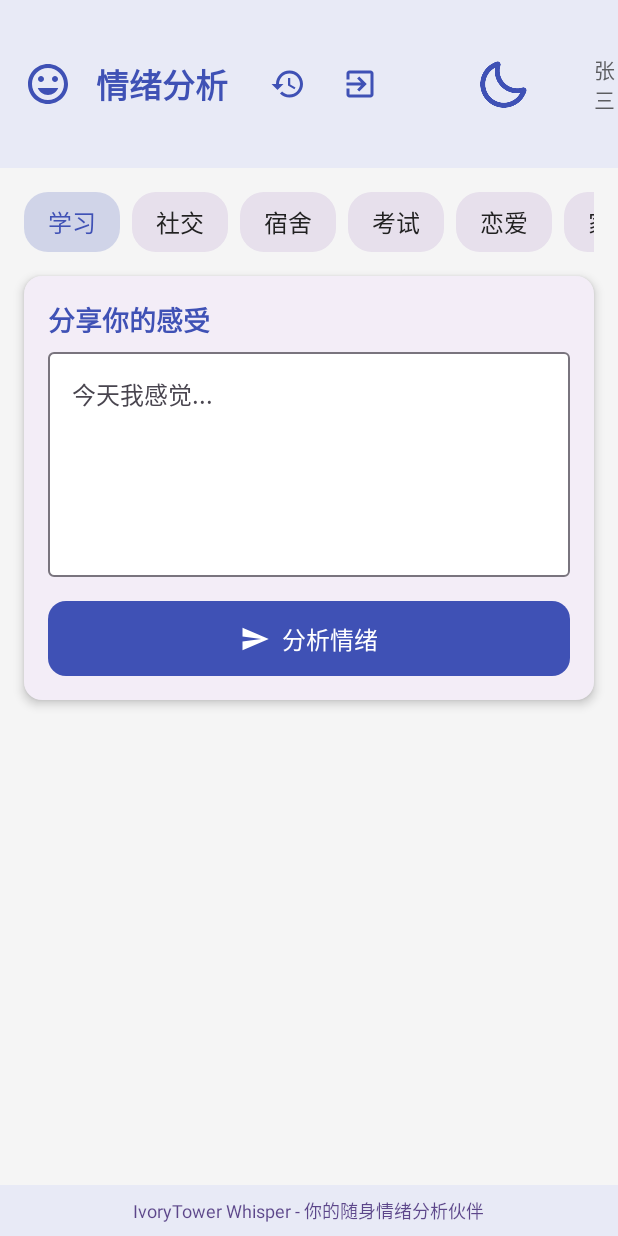
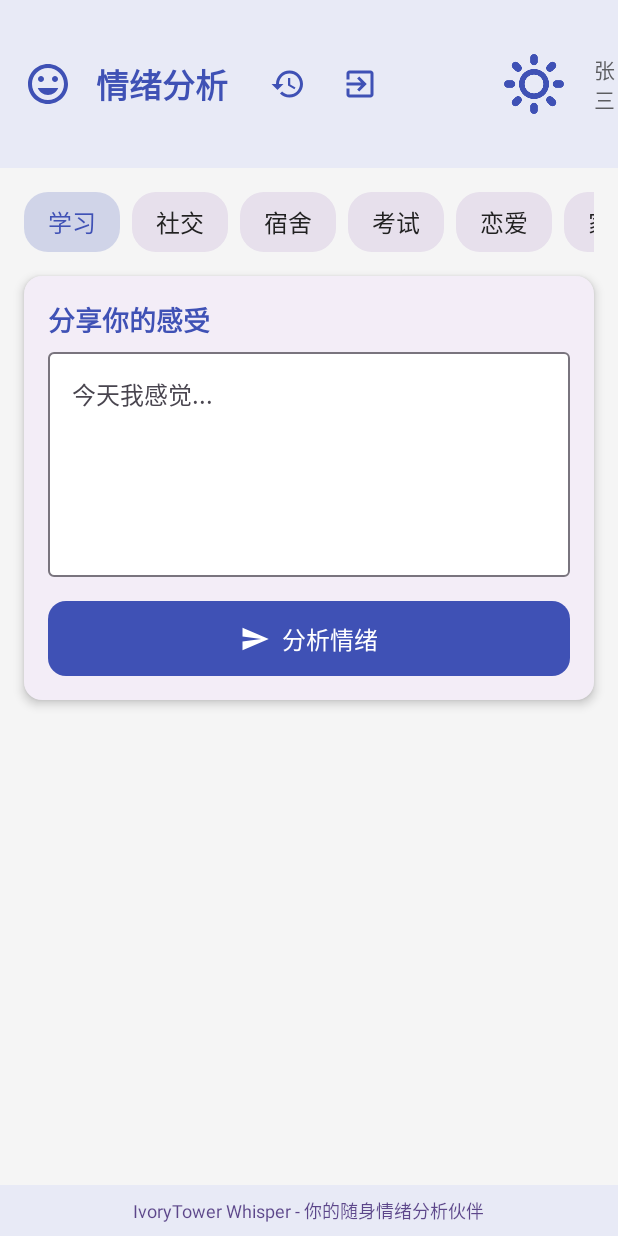
Before and after one commit to chen4546/IvoryTowerWhisper, an Android app built with Jetpack Compose: the @Preview function PreviewAnalysisScreen, on a phone screen of 412 x 824 dp. Run offline under Robolectric (Android 15) with nearby library versions, the light colour scheme and no system bars.

Commit message:
彻底修复了夜间模式的bug 撰写了一份漂亮的README 该睡觉了

```diff
--- a/app/build.gradle.kts
+++ b/app/build.gradle.kts
@@ -13,7 +13,7 @@ android {
         minSdk = 24
         targetSdk = 35
         versionCode = 1
-        versionName = "1.0"
+        versionName = "1.1.0"
 
         testInstrumentationRunner = "androidx.test.runner.AndroidJUnitRunner"
     }
--- a/app/src/main/java/com/chen/ivorytowerwhisper/MainActivity.kt
+++ b/app/src/main/java/com/chen/ivorytowerwhisper/MainActivity.kt
@@ -37,7 +37,7 @@ class MainActivity : ComponentActivity() {
                 Configuration.UI_MODE_NIGHT_YES -> isDarkTheme = true
                 Configuration.UI_MODE_NIGHT_NO -> isDarkTheme = false
             }
-            IvoryTowerWhisperTheme {
+            IvoryTowerWhisperTheme(darkTheme = isDarkTheme) {
                 Scaffold(modifier = Modifier.fillMaxSize()) { innerPadding ->
                     ITWhisper(innerPadding = innerPadding)
                 }
--- a/app/src/main/java/com/chen/ivorytowerwhisper/viewmodels/EmotionViewModel.kt
+++ b/app/src/main/java/com/chen/ivorytowerwhisper/viewmodels/EmotionViewModel.kt
@@ -100,6 +100,7 @@ class EmotionViewModel (application: Application): AndroidViewModel(application)
                         emotion = result.emotion,
                         score = result.score
                     ))
+                    saveHistory()
                     //if (_history.size > 7) _history.removeFirst()
                 } else {
                     val errorBody = response.errorBody()?.string() ?: "未知错误"
--- a/app/src/main/java/com/chen/ivorytowerwhisper/viewmodels/ITWhisper.kt
+++ b/app/src/main/java/com/chen/ivorytowerwhisper/viewmodels/ITWhisper.kt
@@ -105,6 +105,7 @@ fun ITWhisper(innerPadding: androidx.compose.foundation.layout.PaddingValues) {
     var apiKey by remember { mutableStateOf("") }
     var username by remember { mutableStateOf("") }
     var isDarkTheme by remember { mutableStateOf(false) } // 添加深色模式状态
+    var isDarkMode by remember { mutableStateOf(false) } // 新增：单独管理主题图标状态
     // 从本地加载保存的凭证
     val context = LocalContext.current
     LaunchedEffect(Unit) {
@@ -142,11 +143,16 @@ fun ITWhisper(innerPadding: androidx.compose.foundation.layout.PaddingValues) {
                 onNavigateToHistory = { currentScreen = Screen.History },
                 onBackToLogin = {
                     LocalStorage.clearUserPreferences(context)
+                    LocalStorage.clearAllData(context) // 新增：清除所有数据
                     apiKey = ""
                     username = ""
                     currentScreen = Screen.Login
                 },
-                toggleTheme = { isDarkTheme = !isDarkTheme } // 添加主题切换回调
+                toggleTheme = {
+                    isDarkTheme = !isDarkTheme
+                    isDarkMode = isDarkTheme // 同步主题图标状态
+             },
+                isDarkMode=isDarkMode
             )
 
             Screen.History -> HistoryScreen(
@@ -413,7 +419,8 @@ fun AnalysisScreen(
     username: String,
     onNavigateToHistory: ()-> Unit,
     onBackToLogin: () -> Unit,
-    toggleTheme:()-> Unit
+    toggleTheme:()-> Unit,
+    isDarkMode: Boolean
 ) {
     // 创建 ViewModel 实例
     val viewModel: EmotionViewModel = viewModel()
@@ -479,7 +486,7 @@ fun AnalysisScreen(
                     fontWeight = FontWeight.Bold,
                     color = MaterialTheme.colorScheme.primary
                 )
-                Spacer(modifier = Modifier.weight(1f))
+
                 Row(
                     modifier = Modifier
                         .fillMaxWidth()
@@ -502,17 +509,13 @@ fun AnalysisScreen(
                         tint = MaterialTheme.colorScheme.primary
                     )
                 }
-                Spacer(modifier = Modifier.width(48.dp))
+                Spacer(modifier = Modifier.weight(1f))
+                //Spacer(modifier = Modifier.width(48.dp))
                 //切换主题
-                IconButton(onClick = toggleTheme){
-                    Icon(
-                        painter = painterResource(
-                            if (isSystemInDarkTheme()) R.drawable.ic_sun else R.drawable.ic_moon
-                        ),
-                        contentDescription = "切换主题",
-                        tint = MaterialTheme.colorScheme.primary
-                    )
-                }
+                SwitchTheme(
+                    isDarkMode = isDarkMode, // 使用传入的状态
+                    toggleTheme=toggleTheme
+                )
 
             }
                 Text(
@@ -811,6 +814,22 @@ fun AnalysisScreen(
 }
 
 @Composable
+fun SwitchTheme(
+    isDarkMode: Boolean,
+    toggleTheme: () -> Unit){
+    IconButton(onClick = toggleTheme){
+        Icon(
+
+            painter = painterResource(
+                if (isDarkMode) R.drawable.ic_sun else R.drawable.ic_moon
+            ),
+            contentDescription = "切换主题",
+            tint = MaterialTheme.colorScheme.primary
+        )
+    }
+}
+
+@Composable
 fun EmotionHistoryItem(item: EmotionHistory, emotionColors: Map<String, Color>) {
     val color = emotionColors[item.emotion] ?: MaterialTheme.colorScheme.primary
 
@@ -985,6 +1004,6 @@ fun PreviewLoginScreen() {
 @Composable
 fun PreviewAnalysisScreen() {
     IvoryTowerWhisperTheme {
-        AnalysisScreen(apiKey = "test_key", username = "张三", onNavigateToHistory = {->}, onBackToLogin = {->}, toggleTheme = {->})
+        AnalysisScreen(apiKey = "test_key", username = "张三", onNavigateToHistory = {->}, onBackToLogin = {->}, isDarkMode = true,toggleTheme = {->})
     }
 }
```
Also changed, not shown: app/src/main/java/com/chen/ivorytowerwhisper/auth/APIkeys.json (line endings or trailing spaces), 1 other file.
